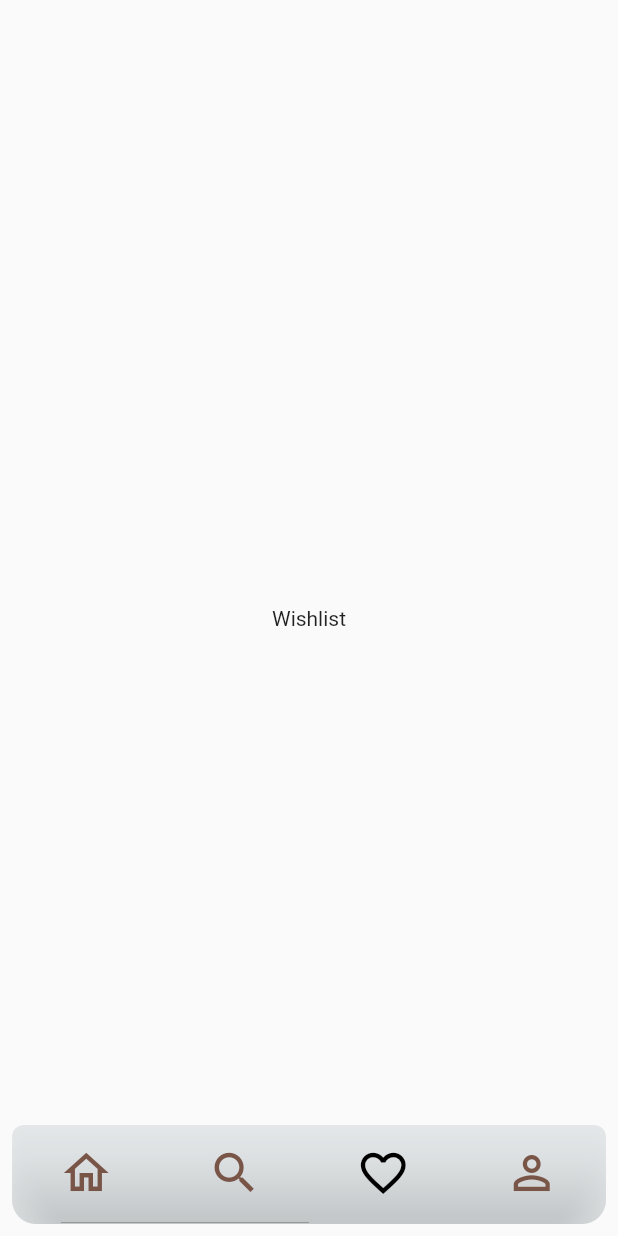
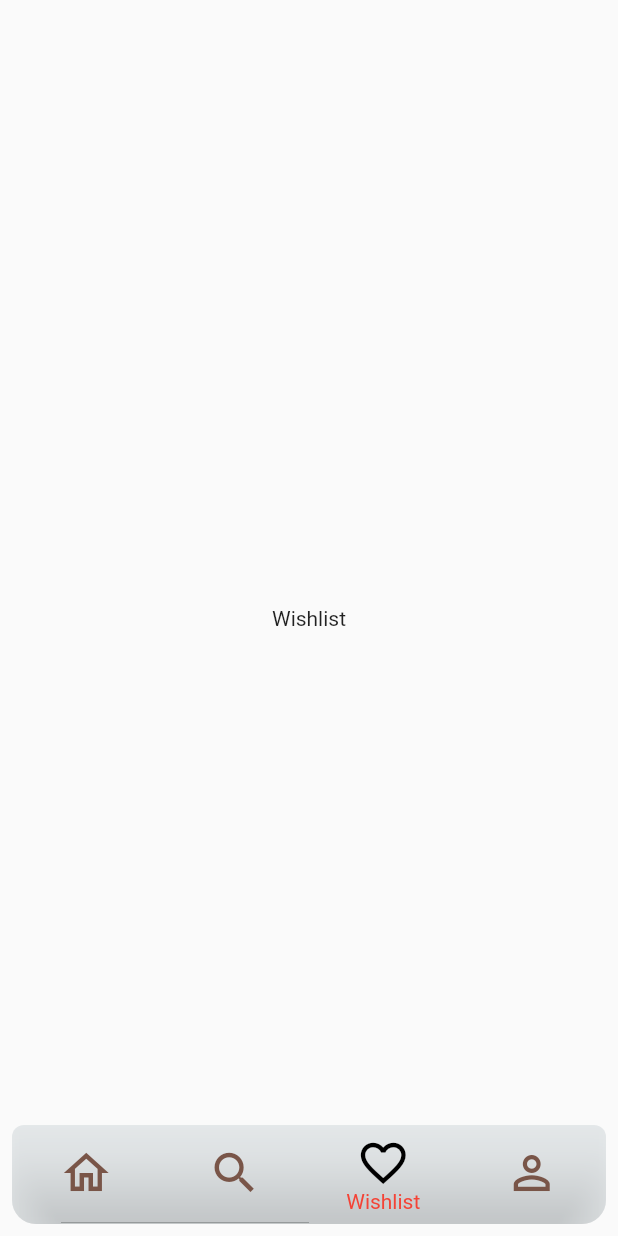
Before and after one commit to sommye-ctr/cinenexa, a Flutter app: the screen it shows after launch, item 3 of the bottom bar chosen, on a phone screen of 412 x 824 dp. Run offline on Flutter 3.47's test engine with Material 2 defaults, Android fonts, the phone set to English and light mode, and no system bars.

Commit message:
Abstracted components, styles and strings

```diff
--- a/lib/main.dart
+++ b/lib/main.dart
@@ -1,6 +1,7 @@
 import 'package:flutter/material.dart';
-import 'package:watrix/resources/constants.dart';
-import 'package:watrix/screens/home.dart';
+import 'package:watrix/resources/strings.dart';
+import 'package:watrix/resources/style.dart';
+import 'package:watrix/widgets/bottom_nav_bar.dart';
 
 void main() {
   runApp(const MyApp());
@@ -12,10 +13,10 @@ class MyApp extends StatelessWidget {
   @override
   Widget build(BuildContext context) {
     return MaterialApp(
-      title: Constants.appName,
+      title: Strings.appName,
       debugShowCheckedModeBanner: false,
-      theme: Constants.themeData,
-      home: Home(),
+      theme: Style.themeData,
+      home: BottomNavBar(),
     );
   }
 }
--- a/lib/resources/constants.dart
+++ /dev/null
@@ -1,9 +0,0 @@
-import 'package:flutter/material.dart';
-
-class Constants {
-  static const String appName = "Watrix";
-
-  static ThemeData themeData = ThemeData(
-    primarySwatch: Colors.blue,
-  );
-}
--- /dev/null
+++ b/lib/resources/strings.dart
@@ -0,0 +1,8 @@
+class Strings {
+  static const String appName = "Watrix";
+
+  static const String home = "Home";
+  static const String search = "Search";
+  static const String wishlist = "Wishlist";
+  static const String profile = "Profile";
+}
--- /dev/null
+++ b/lib/resources/style.dart
@@ -0,0 +1,14 @@
+import 'package:flutter/material.dart';
+
+class Style {
+  static ThemeData themeData = ThemeData(
+    primarySwatch: Colors.red,
+  );
+
+  static BottomNavigationBarItem getbottomNavItem(String label, IconData icon) {
+    return BottomNavigationBarItem(
+      label: label,
+      icon: Icon(icon),
+    );
+  }
+}
--- a/lib/screens/home.dart
+++ b/lib/widgets/bottom_nav_bar.dart
@@ -1,17 +1,19 @@
 import 'package:flutter/material.dart';
+import 'package:watrix/resources/strings.dart';
+import 'package:watrix/resources/style.dart';
 import 'package:watrix/screens/home_page.dart';
 import 'package:watrix/screens/profile_page.dart';
 import 'package:watrix/screens/search_page.dart';
 import 'package:watrix/screens/wishlist_page.dart';
 
-class Home extends StatefulWidget {
-  const Home({Key? key}) : super(key: key);
+class BottomNavBar extends StatefulWidget {
+  const BottomNavBar({Key? key}) : super(key: key);
 
   @override
-  State<Home> createState() => _HomeState();
+  State<BottomNavBar> createState() => _BottomNavBarState();
 }
 
-class _HomeState extends State<Home> {
+class _BottomNavBarState extends State<BottomNavBar> {
   final List<Widget> _pages = [
     HomePage(),
     SearchPage(),
@@ -49,7 +51,6 @@ class _HomeState extends State<Home> {
           elevation: 16,
           backgroundColor: Colors.blueGrey.shade100.withOpacity(0.4),
           currentIndex: _pageIndex,
-          showSelectedLabels: false,
           showUnselectedLabels: false,
           type: BottomNavigationBarType.fixed,
           selectedIconTheme: IconThemeData(
@@ -62,22 +63,10 @@ class _HomeState extends State<Home> {
           ),
           onTap: onBottomNavChanged,
           items: [
-            BottomNavigationBarItem(
-              label: "Home",
-              icon: Icon(Icons.home_outlined),
-            ),
-            BottomNavigationBarItem(
-              label: "Search",
-              icon: Icon(Icons.search_outlined),
-            ),
-            BottomNavigationBarItem(
-              label: "Wishlist",
-              icon: Icon(Icons.favorite_outline),
-            ),
-            BottomNavigationBarItem(
-              label: "Profile",
-              icon: Icon(Icons.person_outline),
-            ),
+            Style.getbottomNavItem(Strings.home, Icons.home_outlined),
+            Style.getbottomNavItem(Strings.search, Icons.search_outlined),
+            Style.getbottomNavItem(Strings.wishlist, Icons.favorite_outline),
+            Style.getbottomNavItem(Strings.profile, Icons.person_outline),
           ],
         ),
       ),
```
